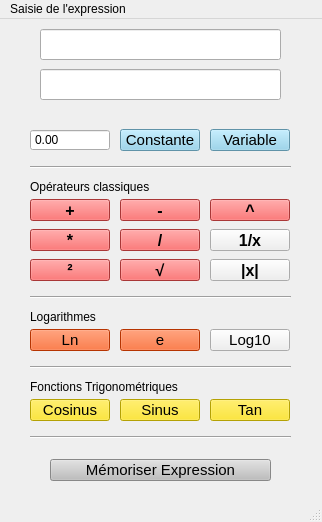
Before: the Qt Designer form saisieexpressionIHM.ui in obalise/ExpressionProject, drawn with Qt 5.
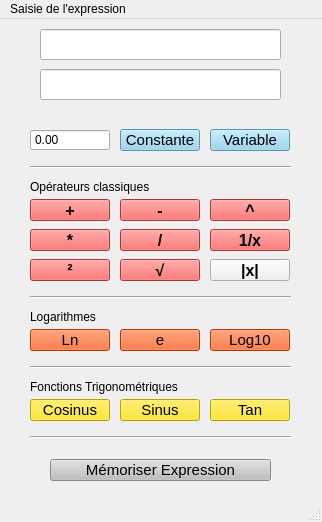
After: the same form once the commit is applied. Icons and pictures are not drawn.

What changed in the file:
```diff
--- a/saisieexpressionIHM.ui
+++ b/saisieexpressionIHM.ui
@@ -399,6 +399,19 @@
     <property name="cursor">
      <cursorShape>PointingHandCursor</cursorShape>
     </property>
+    <property name="styleSheet">
+     <string notr="true">QPushButton{
+	background-color: #ED4D4D
+}
+
+QPushButton:pressed{
+	background-color: #FFA500
+}
+
+QPushButton:hover{
+	background-color: #63C5DA
+}</string>
+    </property>
     <property name="text">
      <string>1/x</string>
     </property>
@@ -749,6 +762,19 @@
     <property name="cursor">
      <cursorShape>PointingHandCursor</cursorShape>
     </property>
+    <property name="styleSheet">
+     <string notr="true">QPushButton{
+	background-color: #FF4901
+}
+
+QPushButton:pressed{
+	background-color: #FFA500
+}
+
+QPushButton:hover{
+	background-color: #63C5DA
+}</string>
+    </property>
     <property name="text">
      <string>Log10</string>
     </property>
```
